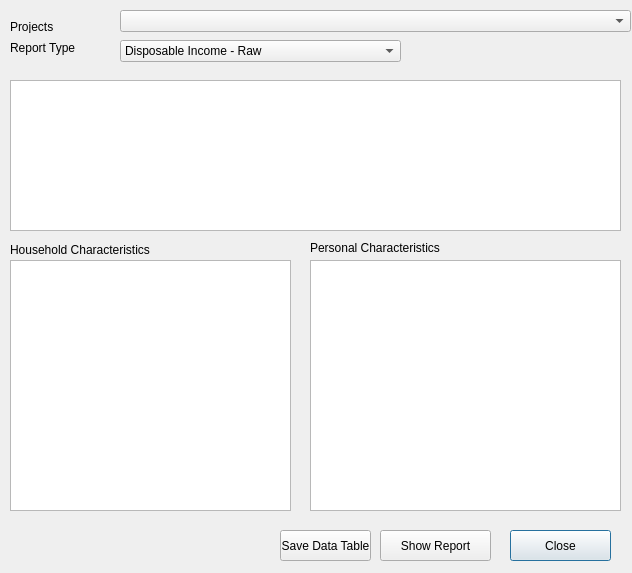
The window that open-ihm/gui/designs/ui_report_householddisposableincome.ui (snim2mirror/openihm) describes before a commit, drawn with Qt 5.
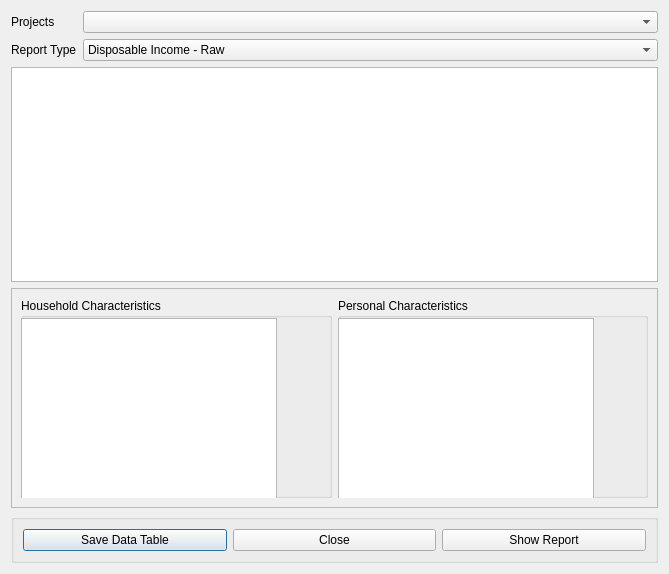
The same window after the commit.

Commit message: Added layout manager to most dialogs. One report and all tabbed dialogs still to go.

Diff of the .ui file:
```diff
--- a/open-ihm/gui/designs/ui_report_householddisposableincome.ui
+++ b/open-ihm/gui/designs/ui_report_householddisposableincome.ui
@@ -6,135 +6,58 @@
    <rect>
     <x>0</x>
     <y>0</y>
-    <width>632</width>
-    <height>573</height>
+    <width>669</width>
+    <height>574</height>
    </rect>
   </property>
   <property name="minimumSize">
    <size>
-    <width>632</width>
-    <height>573</height>
+    <width>580</width>
+    <height>550</height>
    </size>
   </property>
   <property name="windowTitle">
    <string>Report: Households by Income Source</string>
   </property>
-  <widget class="QComboBox" name="cmbProjects">
-   <property name="geometry">
-    <rect>
-     <x>120</x>
-     <y>10</y>
-     <width>511</width>
-     <height>22</height>
-    </rect>
-   </property>
-  </widget>
+  <layout class="QFormLayout" name="formLayout">
+   <item row="0" column="0">
   <widget class="QLabel" name="label">
-   <property name="geometry">
-    <rect>
-     <x>10</x>
-     <y>20</y>
-     <width>46</width>
-     <height>13</height>
-    </rect>
-   </property>
    <property name="text">
     <string>Projects</string>
    </property>
   </widget>
-  <widget class="QPushButton" name="cmdClose">
-   <property name="geometry">
-    <rect>
-     <x>510</x>
-     <y>530</y>
-     <width>101</width>
-     <height>31</height>
-    </rect>
-   </property>
+   </item>
+   <item row="0" column="1">
+    <widget class="QComboBox" name="cmbProjects"/>
+   </item>
+   <item row="1" column="0">
+    <widget class="QLabel" name="label_2">
    <property name="text">
-    <string>Close</string>
-   </property>
-  </widget>
-  <widget class="QPushButton" name="cmdShowReport">
-   <property name="geometry">
-    <rect>
-     <x>380</x>
-     <y>530</y>
-     <width>111</width>
-     <height>31</height>
-    </rect>
-   </property>
+      <string>Report Type</string>
+     </property>
+    </widget>
+   </item>
+   <item row="1" column="1">
+    <widget class="QComboBox" name="cmbReportType">
+     <item>
    <property name="text">
-    <string>Show Report</string>
-   </property>
-  </widget>
-  <widget class="QListView" name="listViewHCharacteristics">
-   <property name="geometry">
-    <rect>
-     <x>10</x>
-     <y>260</y>
-     <width>281</width>
-     <height>251</height>
-    </rect>
-   </property>
-   <property name="alternatingRowColors">
-    <bool>true</bool>
-   </property>
-   <property name="selectionMode">
-    <enum>QAbstractItemView::MultiSelection</enum>
-   </property>
-  </widget>
-  <widget class="QListView" name="listViewPersonalCharacteristics">
-   <property name="geometry">
-    <rect>
-     <x>310</x>
-     <y>260</y>
-     <width>311</width>
-     <height>251</height>
-    </rect>
-   </property>
-   <property name="alternatingRowColors">
-    <bool>true</bool>
-   </property>
-   <property name="selectionMode">
-    <enum>QAbstractItemView::MultiSelection</enum>
-   </property>
-  </widget>
-  <widget class="QLabel" name="label_4">
-   <property name="geometry">
-    <rect>
-     <x>10</x>
-     <y>240</y>
-     <width>141</width>
-     <height>20</height>
-    </rect>
-   </property>
+       <string>Disposable Income - Raw</string>
+      </property>
+     </item>
+     <item>
    <property name="text">
-    <string>Household Characteristics</string>
-   </property>
-  </widget>
-  <widget class="QLabel" name="label_5">
-   <property name="geometry">
-    <rect>
-     <x>310</x>
-     <y>240</y>
-     <width>181</width>
-     <height>16</height>
-    </rect>
-   </property>
+       <string>Disposable Income - Standardised</string>
+      </property>
+     </item>
+     <item>
    <property name="text">
-    <string>Personal Characteristics</string>
-   </property>
-  </widget>
+       <string>Living Threshold</string>
+      </property>
+     </item>
+    </widget>
+   </item>
+   <item row="2" column="0" colspan="2">
   <widget class="QTreeView" name="treeViewHouseholds">
-   <property name="geometry">
-    <rect>
-     <x>10</x>
-     <y>80</y>
-     <width>611</width>
-     <height>151</height>
-    </rect>
-   </property>
    <property name="editTriggers">
     <set>QAbstractItemView::NoEditTriggers</set>
    </property>
@@ -151,57 +74,120 @@
     <bool>true</bool>
    </property>
   </widget>
+   </item>
+   <item row="3" column="0" colspan="2">
+    <widget class="QFrame" name="frame">
+     <property name="sizePolicy">
+      <sizepolicy hsizetype="MinimumExpanding" vsizetype="Maximum">
+       <horstretch>0</horstretch>
+       <verstretch>0</verstretch>
+      </sizepolicy>
+     </property>
+     <property name="minimumSize">
+      <size>
+       <width>0</width>
+       <height>220</height>
+      </size>
+     </property>
+     <property name="frameShape">
+      <enum>QFrame::StyledPanel</enum>
+     </property>
+     <property name="frameShadow">
+      <enum>QFrame::Raised</enum>
+     </property>
+     <layout class="QHBoxLayout" name="horizontalLayout_2">
+      <item>
+       <widget class="QGroupBox" name="groupBox">
+        <property name="title">
+         <string>Household Characteristics</string>
+        </property>
+        <widget class="QListView" name="listViewHCharacteristics">
+         <property name="geometry">
+          <rect>
+           <x>0</x>
+           <y>20</y>
+           <width>256</width>
+           <height>192</height>
+          </rect>
+         </property>
+         <property name="sizePolicy">
+          <sizepolicy hsizetype="Maximum" vsizetype="Maximum">
+           <horstretch>0</horstretch>
+           <verstretch>0</verstretch>
+          </sizepolicy>
+         </property>
+         <property name="alternatingRowColors">
+          <bool>true</bool>
+         </property>
+         <property name="selectionMode">
+          <enum>QAbstractItemView::MultiSelection</enum>
+         </property>
+        </widget>
+       </widget>
+      </item>
+      <item>
+       <widget class="QGroupBox" name="groupBox_2">
+        <property name="title">
+         <string>Personal Characteristics</string>
+        </property>
+        <widget class="QListView" name="listViewPersonalCharacteristics">
+         <property name="geometry">
+          <rect>
+           <x>0</x>
+           <y>20</y>
+           <width>256</width>
+           <height>192</height>
+          </rect>
+         </property>
+         <property name="sizePolicy">
+          <sizepolicy hsizetype="Maximum" vsizetype="Maximum">
+           <horstretch>0</horstretch>
+           <verstretch>0</verstretch>
+          </sizepolicy>
+         </property>
+         <property name="alternatingRowColors">
+          <bool>true</bool>
+         </property>
+         <property name="selectionMode">
+          <enum>QAbstractItemView::MultiSelection</enum>
+         </property>
+        </widget>
+       </widget>
+      </item>
+     </layout>
+    </widget>
+   </item>
+   <item row="4" column="0" colspan="2">
+    <widget class="QGroupBox" name="groupBox_3">
+     <property name="title">
+      <string/>
+     </property>
+     <layout class="QHBoxLayout" name="horizontalLayout">
+      <item>
   <widget class="QPushButton" name="cmdSaveDataTable">
-   <property name="geometry">
-    <rect>
-     <x>280</x>
-     <y>530</y>
-     <width>91</width>
-     <height>31</height>
-    </rect>
-   </property>
    <property name="text">
     <string>Save Data Table</string>
    </property>
   </widget>
-  <widget class="QComboBox" name="cmbReportType">
-   <property name="geometry">
-    <rect>
-     <x>120</x>
-     <y>40</y>
-     <width>281</width>
-     <height>22</height>
-    </rect>
-   </property>
-   <item>
-    <property name="text">
-     <string>Disposable Income - Raw</string>
-    </property>
    </item>
    <item>
+       <widget class="QPushButton" name="cmdClose">
     <property name="text">
-     <string>Disposable Income - Standardised</string>
-    </property>
+         <string>Close</string>
+        </property>
+       </widget>
    </item>
    <item>
+       <widget class="QPushButton" name="cmdShowReport">
     <property name="text">
-     <string>Living Threshold</string>
-    </property>
-   </item>
-  </widget>
-  <widget class="QLabel" name="label_2">
-   <property name="geometry">
-    <rect>
-     <x>10</x>
-     <y>40</y>
-     <width>81</width>
-     <height>16</height>
-    </rect>
-   </property>
-   <property name="text">
-    <string>Report Type</string>
-   </property>
-  </widget>
+         <string>Show Report</string>
+        </property>
+       </widget>
+      </item>
+     </layout>
+    </widget>
+   </item>
+  </layout>
  </widget>
  <tabstops>
   <tabstop>cmbProjects</tabstop>
```
Left out of the diff: 2 changed lines with no effect on the pictures. Lines whose indentation alone changed are shown as unchanged. The commit also changes 97 other files.
